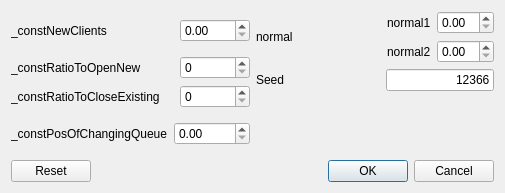
Qt form advanceddialog.ui (wgml/kolejki) before a commit.
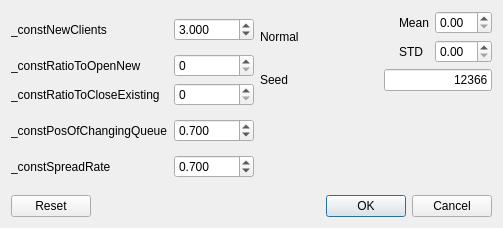
The same form after that commit.

Diff of the .ui file:
```diff
--- a/advanceddialog.ui
+++ b/advanceddialog.ui
@@ -6,19 +6,19 @@
    <rect>
     <x>0</x>
     <y>0</y>
-    <width>505</width>
-    <height>193</height>
+    <width>503</width>
+    <height>228</height>
    </rect>
   </property>
   <property name="windowTitle">
    <string>Ustawienia zaawansowane</string>
   </property>
-  <layout class="QVBoxLayout" name="verticalLayout_5">
-   <item>
-    <layout class="QHBoxLayout" name="horizontalLayout_5">
-     <item>
       <layout class="QVBoxLayout" name="verticalLayout_4">
        <item>
+    <layout class="QGridLayout" name="gridLayout">
+     <item row="0" column="0" rowspan="3">
+      <layout class="QVBoxLayout" name="verticalLayout_3">
+       <item>
         <layout class="QHBoxLayout" name="horizontalLayout">
          <item>
           <widget class="QLabel" name="label_7">
@@ -47,10 +47,22 @@
           <widget class="QDoubleSpinBox" name="constNewClients">
            <property name="minimumSize">
             <size>
-             <width>70</width>
+             <width>80</width>
              <height>0</height>
             </size>
            </property>
+           <property name="decimals">
+            <number>3</number>
+           </property>
+           <property name="maximum">
+            <double>99.998999999999995</double>
+           </property>
+           <property name="singleStep">
+            <double>0.010000000000000</double>
+           </property>
+           <property name="value">
+            <double>3.000000000000000</double>
+           </property>
           </widget>
          </item>
         </layout>
@@ -86,7 +98,7 @@
             <widget class="QSpinBox" name="constToOpen">
              <property name="minimumSize">
               <size>
-               <width>70</width>
+               <width>80</width>
                <height>0</height>
               </size>
              </property>
@@ -120,7 +132,7 @@
             <widget class="QSpinBox" name="constToClose">
              <property name="minimumSize">
               <size>
-               <width>70</width>
+               <width>80</width>
                <height>0</height>
               </size>
              </property>
@@ -159,24 +171,86 @@
           <widget class="QDoubleSpinBox" name="constChanging">
            <property name="minimumSize">
             <size>
-             <width>70</width>
+             <width>80</width>
              <height>0</height>
             </size>
            </property>
+           <property name="decimals">
+            <number>3</number>
+           </property>
+           <property name="minimum">
+            <double>0.001000000000000</double>
+           </property>
+           <property name="maximum">
+            <double>99.998999999999995</double>
+           </property>
+           <property name="singleStep">
+            <double>0.010000000000000</double>
+           </property>
+           <property name="value">
+            <double>0.700000000000000</double>
+           </property>
           </widget>
          </item>
         </layout>
        </item>
-      </layout>
+       <item>
+        <layout class="QHBoxLayout" name="horizontalLayout_5">
+         <item>
+          <widget class="QLabel" name="label_4">
+           <property name="text">
+            <string>_constSpreadRate</string>
+           </property>
+          </widget>
      </item>
      <item>
-      <layout class="QVBoxLayout" name="verticalLayout_3">
+          <spacer name="horizontalSpacer_7">
+           <property name="orientation">
+            <enum>Qt::Horizontal</enum>
+           </property>
+           <property name="sizeHint" stdset="0">
+            <size>
+             <width>0</width>
+             <height>20</height>
+            </size>
+           </property>
+          </spacer>
+         </item>
        <item>
+          <widget class="QDoubleSpinBox" name="constSpreadRate">
+           <property name="minimumSize">
+            <size>
+             <width>80</width>
+             <height>0</height>
+            </size>
+           </property>
+           <property name="decimals">
+            <number>3</number>
+           </property>
+           <property name="minimum">
+            <double>0.001000000000000</double>
+           </property>
+           <property name="maximum">
+            <double>99.998999999999995</double>
+           </property>
+           <property name="singleStep">
+            <double>0.010000000000000</double>
+           </property>
+           <property name="value">
+            <double>0.700000000000000</double>
+           </property>
+          </widget>
+         </item>
+        </layout>
+       </item>
+      </layout>
+     </item>
+     <item row="0" column="1">
         <layout class="QHBoxLayout" name="horizontalLayout_8">
          <item>
           <widget class="QLabel" name="label_8">
            <property name="text">
-            <string>normal</string>
+          <string>Normal</string>
            </property>
           </widget>
          </item>
@@ -203,7 +277,7 @@
              <item>
               <widget class="QLabel" name="label_5">
                <property name="text">
-                <string>normal1</string>
+              <string>Mean</string>
                </property>
               </widget>
              </item>
@@ -217,7 +291,7 @@
              <item>
               <widget class="QLabel" name="label_6">
                <property name="text">
-                <string>normal2</string>
+              <string>STD</string>
                </property>
               </widget>
              </item>
@@ -230,7 +304,7 @@
          </item>
         </layout>
        </item>
-       <item>
+     <item row="1" column="1">
         <layout class="QHBoxLayout" name="horizontalLayout_9">
          <item>
           <widget class="QLabel" name="label_9">
@@ -270,7 +344,7 @@
          </item>
         </layout>
        </item>
-       <item>
+     <item row="2" column="1">
         <spacer name="verticalSpacer">
          <property name="orientation">
           <enum>Qt::Vertical</enum>
@@ -278,12 +352,10 @@
          <property name="sizeHint" stdset="0">
           <size>
            <width>20</width>
-           <height>0</height>
+         <height>13</height>
           </size>
          </property>
         </spacer>
-       </item>
-      </layout>
      </item>
     </layout>
    </item>
```
Left out of the diff: 13 changed lines with no effect on the pictures. Lines whose indentation alone changed are shown as unchanged.
